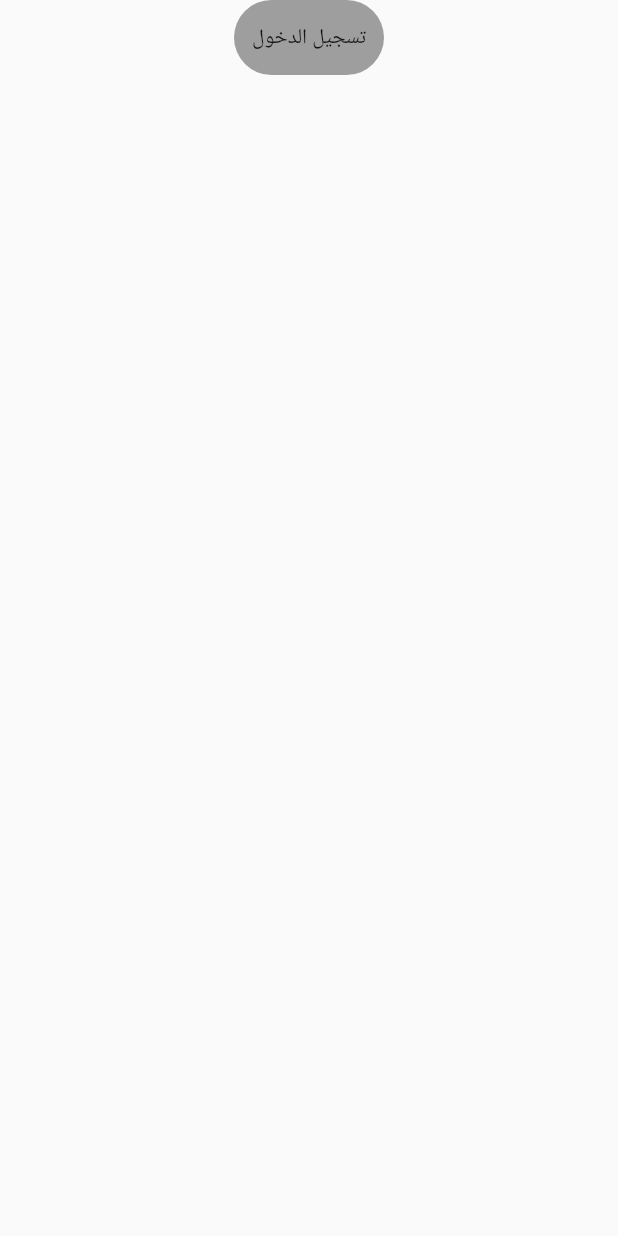
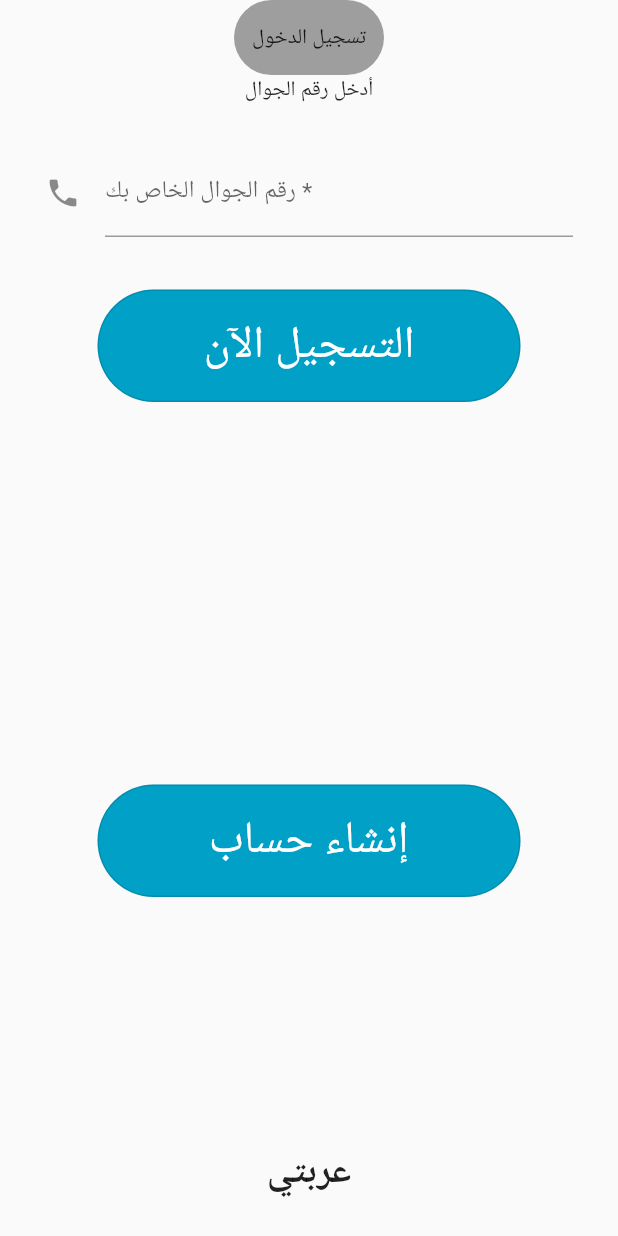
Before and after one commit to mohdaim996/Arabaty, a Flutter app: the screen it shows after launch, after a tap on "العربية", on a phone screen of 412 x 824 dp. Run offline on Flutter 3.47's test engine with Material 2 defaults, Android fonts, the phone set to English and light mode, and no system bars.

Commit message:
login page

```diff
--- a/lib/login.dart
+++ b/lib/login.dart
@@ -1,4 +1,5 @@
 import 'package:flutter/material.dart';
+import 'homePage.dart' as home;
 
 class Login extends StatefulWidget {
   const Login({Key? key}) : super(key: key);
@@ -23,7 +24,22 @@ class _LoginState extends State<Login> {
               height: 50,
               width: 100,
             ),
-
+             Text(r"أدخل رقم الجوال"),
+             Padding(child: TextFormField(
+                decoration: const InputDecoration(
+                icon: Icon(Icons.phone),
+                hintText: '05',
+                labelText: 'رقم الجوال الخاص بك *')),padding: EdgeInsets.all(30) ,),
+                Padding(child: home.langButton("التسجيل الآن", context,),padding: EdgeInsets.all(5),),
+              Padding(child: home.langButton("إنشاء حساب", context),padding: EdgeInsets.only(top:250)),
+              Container(
+          margin: EdgeInsets.only(bottom: 10),
+          alignment: Alignment.bottomCenter,
+          child:  Text("عربتي",
+          style: TextStyle(fontWeight: FontWeight.bold,fontSize: 25),
+        ),
+          height: 200,
+        ),
             //input form field 2,
             //login button,
             //creat account
```
